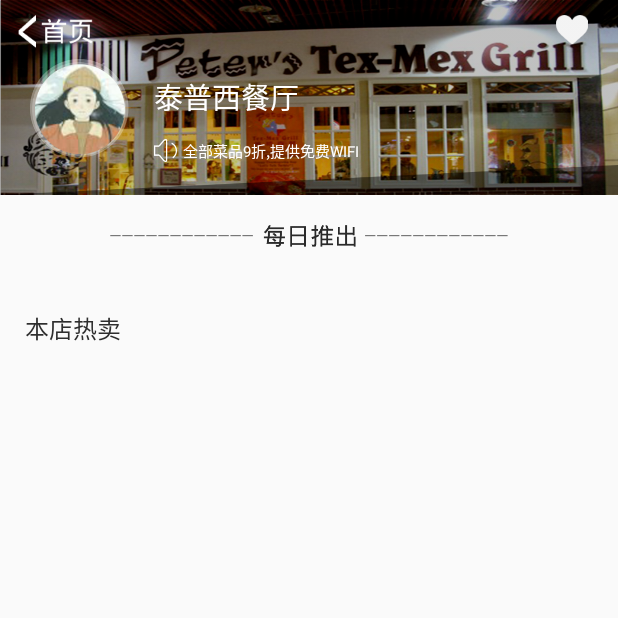
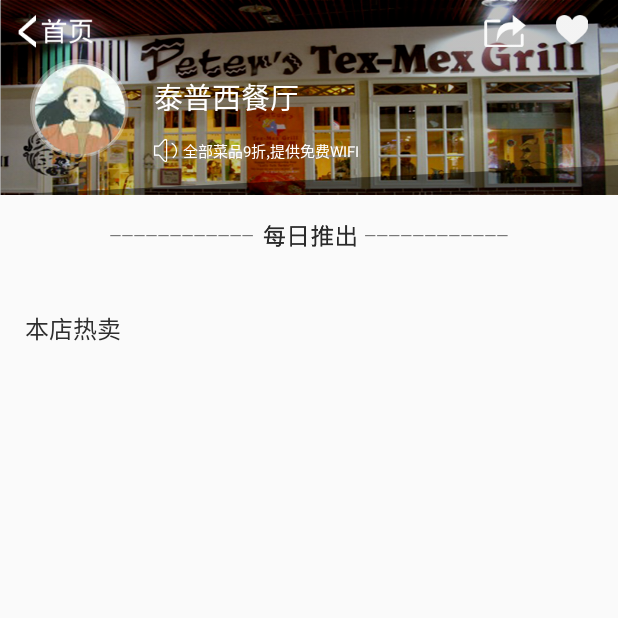
Before and after one commit to ZYX520YTT/BFFood, an Android app: the StroeActivity screen opened directly, with no data from a screen before it, on a phone screen of 412 x 824 dp, the top half of it. Run offline under Robolectric (Android 15) with nearby library versions, the phone set to English and light mode, and no system bars; our stand-ins replace CircleImageView; libraries missing offline, so code that uses them is left out: com.lidroid.xutils, com.loopj.android, cz.msebera.android; pictures from the network do not load; 21 statements that could not run were skipped.

Commit message:
完成部分分享功能

```diff
--- a/app/src/main/java/food/neusoft/com/food/activity/LoginActivity.java
+++ b/app/src/main/java/food/neusoft/com/food/activity/LoginActivity.java
@@ -98,8 +98,8 @@ public class LoginActivity extends AppCompatActivity {
 
 
         //测试的时候我的默认手机号和密码都是1
-//        et_number.setText("1");
-//        et_password.setText("1");
+        et_number.setText("1");
+        et_password.setText("1");
 
 
         //登录
--- a/app/src/main/java/food/neusoft/com/food/activity/StroeActivity.java
+++ b/app/src/main/java/food/neusoft/com/food/activity/StroeActivity.java
@@ -31,6 +31,7 @@ import food.neusoft.com.food.adapter.StoreAdapter;
 import food.neusoft.com.food.domian.FoodInfo;
 import food.neusoft.com.food.thread.HttpUtils;
 import food.neusoft.com.food.thread.Url;
+import food.neusoft.com.food.utils.Tools;
 import food.neusoft.com.food.widget.roundhead.CircleImageView;
 
 public class StroeActivity extends BaseActivity {
@@ -51,6 +52,8 @@ public class StroeActivity extends BaseActivity {
     private ListView ls_putshow;
     @ViewInject(R.id.ls_hotshow)
     private ListView ls_hotshow;
+    @ViewInject(R.id.iv_share)
+    private ImageView iv_share;
 
 
     private long marketNo;
@@ -74,7 +77,7 @@ public class StroeActivity extends BaseActivity {
         String storename=intent.getStringExtra("storename");
         String introduce=intent.getStringExtra("introduce");
 
-        String imagepath=intent.getStringExtra("imagepath");//图片的网络地址
+        final String imagepath=intent.getStringExtra("imagepath");//图片的网络地址
 //        food.neusoft.com.food.utils.LogUtils.d("结果:"+imagepath);
 //        food.neusoft.com.food.utils.LogUtils.i("结果:"+imagepath);
 //        food.neusoft.com.food.utils.LogUtils.e("结果:"+imagepath);
@@ -122,6 +125,15 @@ public class StroeActivity extends BaseActivity {
                 }else{//取消收藏
                     RemoveCollect(NApplication.user_number,marketNo);
                 }
+            }
+        });
+
+        //对分享按钮进行监听
+        iv_share.setOnClickListener(new View.OnClickListener() {
+            @Override
+            public void onClick(View view) {
+                NApplication.share_marketNo=marketNo;
+                Tools.showShare(StroeActivity.this,"好好吃","真的好吃",imagepath,"http://www.baiud.com");
             }
         });
 
--- a/app/src/main/java/food/neusoft/com/food/thread/Url.java
+++ b/app/src/main/java/food/neusoft/com/food/thread/Url.java
@@ -24,7 +24,7 @@ public class Url {
     //http://100.0.101.18:8080/CDFood/removeCollect?userId=1&marketNo=10
     //http://100.0.101.18:8080/CDFood/saveCollect?userId=1&marketNo=10
     //http://100.0.101.18:8080/CDFood/getMyOrder?userId=1&count=10&firstIndex=0
-    //http://100.0.101.18:8080/CDFood/getMyCollect?userId=1
+    //http://100.0.101.18:8080/CDFood/getMyShare?userId=1
 
     private static String getUrl(String activity){
         String url=null;
--- /dev/null
+++ b/app/src/main/res/drawable/mine_share.xml
@@ -0,0 +1,5 @@
+<?xml version="1.0" encoding="utf-8"?>
+<selector xmlns:android="http://schemas.android.com/apk/res/android">
+    <item android:drawable="@drawable/dp_share_press" android:state_pressed="true" />
+    <item android:drawable="@drawable/dp_share" android:state_pressed="false" />
+</selector>
--- a/app/src/main/res/layout/activity_stroe.xml
+++ b/app/src/main/res/layout/activity_stroe.xml
@@ -29,6 +29,16 @@
             android:layout_marginTop="10dp"
             android:button="@null"
             android:drawableStart="@drawable/stroe_heart"
+            />
+
+        <ImageView
+            android:id="@+id/iv_share"
+            android:layout_width="wrap_content"
+            android:layout_height="wrap_content"
+            android:layout_marginTop="10dp"
+            android:layout_toLeftOf="@id/iv_heart"
+            android:src="@drawable/mine_share"
+            android:layout_marginRight="20dp"
             />
 
         <food.neusoft.com.food.widget.roundhead.CircleImageView
```
Also changed, not shown: app/src/main/java/cn/sharesdk/onekeyshare/OnekeyShareThemeImpl.java (+41 -0 lines), app/src/main/res/drawable-xhdpi/dp_share.png (added), app/src/main/res/drawable-xhdpi/dp_share_press.png (added).
